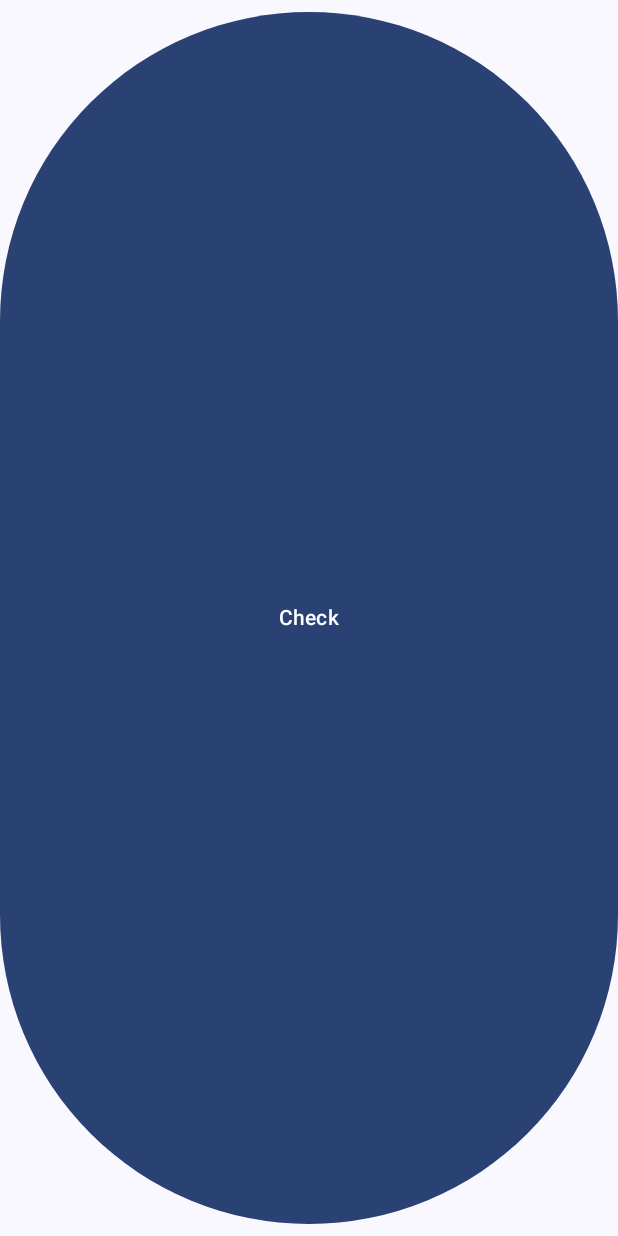
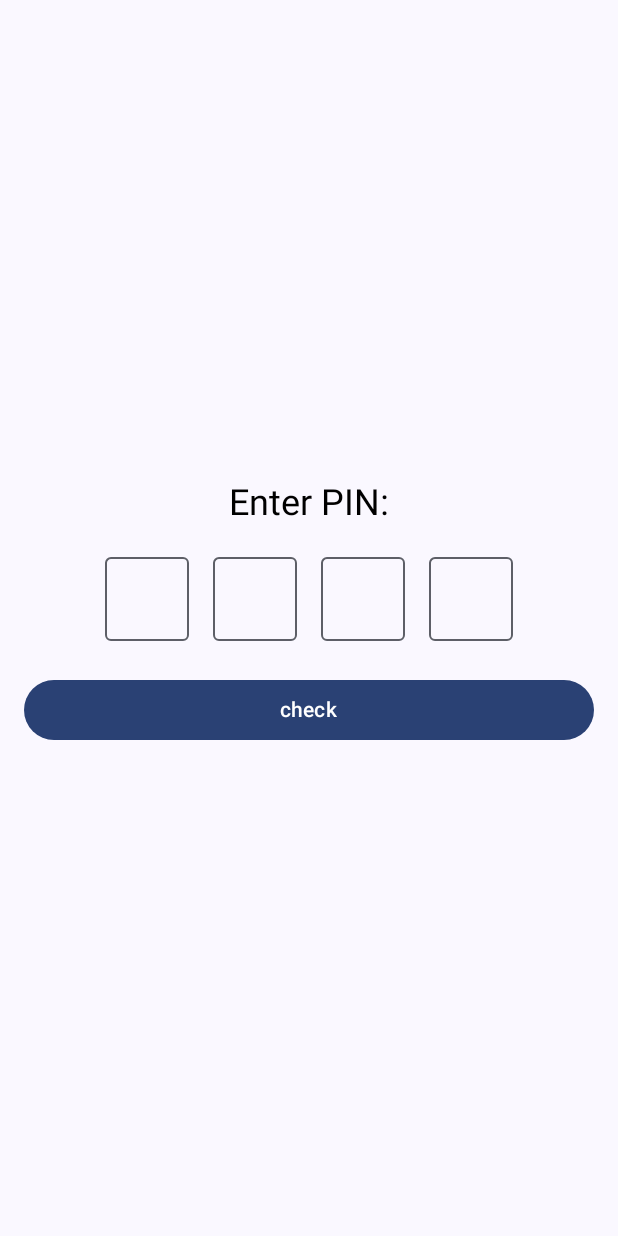
Before and after one commit to omniaharby/Chat-App, an Android app built with Jetpack Compose: the PinVerificationScreen screen opened through its navigation route, on a phone screen of 412 x 824 dp. Run offline under Robolectric (Android 15) with nearby library versions, the phone set to English and light mode, and no system bars; our stand-ins replace Dagger/Hilt's generated code.

Commit message:
add text input view

```diff
--- a/app/build.gradle.kts
+++ b/app/build.gradle.kts
@@ -2,6 +2,7 @@ plugins {
     kotlin("kapt")
     id("com.android.application")
     id("org.jetbrains.kotlin.android")
+    id("com.google.dagger.hilt.android")
 }
 
 android {
--- a/app/src/main/AndroidManifest.xml
+++ b/app/src/main/AndroidManifest.xml
@@ -1,10 +1,12 @@
 <?xml version="1.0" encoding="utf-8"?>
 <manifest xmlns:android="http://schemas.android.com/apk/res/android"
     xmlns:tools="http://schemas.android.com/tools">
+
     <uses-permission android:name="android.permission.ACCESS_NETWORK_STATE" />
     <uses-permission android:name="android.permission.INTERNET" />
 
     <application
+        android:name=".MainApplication"
         android:allowBackup="true"
         android:dataExtractionRules="@xml/data_extraction_rules"
         android:fullBackupContent="@xml/backup_rules"
--- a/app/src/main/java/com/example/chatapp/navigation/Navigation.kt
+++ b/app/src/main/java/com/example/chatapp/navigation/Navigation.kt
@@ -37,7 +37,7 @@ fun Navigation() {
         composable(
             route = Screen.Login.route
         ) {
-            LoginScreen(onGetPinAction = { navController.navigate("pinVerification") })
+            LoginScreen(onGetPinAction = { navController.navigate("PinVerification") })
         }
 
         composable(
--- a/app/src/main/java/com/example/chatapp/navigation/Screen.kt
+++ b/app/src/main/java/com/example/chatapp/navigation/Screen.kt
@@ -11,7 +11,7 @@ sealed class Screen(val route: String, val navArgs: List<NamedNavArgument> = emp
 
     data object Login : Screen(route = "Login")
 
-    data object PinVerification : Screen(route = "pinVerification")
+    data object PinVerification : Screen(route = "PinVerification")
     data object ChatScreen : Screen(
         route = "ChatScreen/{id}",
         navArgs = listOf(navArgument("id") {
--- a/app/src/main/java/com/example/chatapp/ui/chat/MessageBubble.kt
+++ b/app/src/main/java/com/example/chatapp/ui/chat/MessageBubble.kt
@@ -31,7 +31,7 @@ fun MessageBubble(
     val alignment = remember { getMessageAlignment(message) }
     val backgroundColor = getBackgroundColor(alignment)
     val textColor = getTextColor(alignment)
-    val cornerShape = getCornerShape(alignment, isSameSender)
+    val cornerShape = remember { getCornerShape(alignment, isSameSender) }
     val paddingValues = PaddingValues(8.dp, if (isSameSender) 0.dp else 8.dp, 8.dp, 4.dp)
 
     Row(
@@ -115,7 +115,7 @@ fun getCornerShape(
     alignment: MessageAlignment,
     isSameSender: Boolean
 ): Shape {
-    return if (isSameSender) RoundedCornerShape(16.dp)
+    return if (isSameSender) RoundedCornerShape(10.dp)
     else getCornerShape(alignment)
 }
 
--- a/app/src/main/java/com/example/chatapp/ui/login/PinVerificationScreen.kt
+++ b/app/src/main/java/com/example/chatapp/ui/login/PinVerificationScreen.kt
@@ -1,22 +1,106 @@
+import androidx.compose.foundation.layout.Arrangement
+import androidx.compose.foundation.layout.Column
+import androidx.compose.foundation.layout.Row
+import androidx.compose.foundation.layout.Spacer
+import androidx.compose.foundation.layout.fillMaxSize
 import androidx.compose.foundation.layout.fillMaxWidth
+import androidx.compose.foundation.layout.height
 import androidx.compose.foundation.layout.padding
+import androidx.compose.foundation.layout.width
+import androidx.compose.foundation.text.KeyboardActions
+import androidx.compose.foundation.text.KeyboardOptions
 import androidx.compose.material3.Button
+import androidx.compose.material3.MaterialTheme
+import androidx.compose.material3.OutlinedTextField
 import androidx.compose.material3.Text
 import androidx.compose.runtime.Composable
+import androidx.compose.runtime.getValue
+import androidx.compose.runtime.mutableStateOf
+import androidx.compose.runtime.remember
+import androidx.compose.runtime.setValue
+import androidx.compose.ui.Alignment
 import androidx.compose.ui.Modifier
+import androidx.compose.ui.graphics.Color
+import androidx.compose.ui.text.input.ImeAction
+import androidx.compose.ui.text.input.KeyboardType
 import androidx.compose.ui.unit.dp
 
 @Composable
 fun PinVerificationScreen(
-    onPinEntered: (String) -> Unit,
+    onPinEntered: (String) -> Unit
 ) {
+    var pin by remember { mutableStateOf("") }
 
-    Button(
-        onClick = { onPinEntered("") },
+    Column(
         modifier = Modifier
-            .fillMaxWidth()
-            .padding(vertical = 8.dp)
+            .fillMaxSize()
+            .padding(16.dp),
+        verticalArrangement = Arrangement.Center,
+        horizontalAlignment = Alignment.CenterHorizontally
     ) {
-        Text("Check")
+        Text(
+            text = "Enter PIN:",
+            style = MaterialTheme.typography.headlineSmall,
+            color = Color.Black,
+            modifier = Modifier.padding(bottom = 16.dp)
+        )
+
+        Row(
+            horizontalArrangement = Arrangement.spacedBy(8.dp)
+        ) {
+            repeat(4) { index ->
+                PinDigitBox(
+                    digit = pin.getOrNull(index) ?: ' ',
+                    onDigitEntered = { digit ->
+                        if (digit.isDigit()) {
+                            pin = pin.take(index) + digit + pin.drop(index + 1)
+                            if (index == 5) {
+                                onPinEntered(pin)
+                            }
+                        }
+                    }
+                )
+            }
+        }
+        Spacer(Modifier.height(10.dp))
+        Button(
+            onClick = { onPinEntered("") },
+            modifier = Modifier
+                .fillMaxWidth()
+                .padding(vertical = 8.dp)
+        ) {
+            Text("check")
+        }
     }
+
 }
+
+@Composable
+fun PinDigitBox(
+    digit: Char,
+    onDigitEntered: (Char) -> Unit
+) {
+    OutlinedTextField(
+        value = digit.toString(),
+        onValueChange = { newValue ->
+            val newDigit = newValue.lastOrNull()
+            if (newDigit != null && newDigit.isDigit()) {
+                onDigitEntered(newDigit)
+            }
+        },
+        keyboardOptions = KeyboardOptions(
+            keyboardType = KeyboardType.Number,
+            imeAction = ImeAction.Next
+        ),
+        keyboardActions = KeyboardActions(
+            onNext = {
+                // Do nothing
+            }
+        ),
+        singleLine = true,
+        modifier = Modifier
+            .padding(4.dp)
+            .width(56.dp)
+            .height(56.dp)
+    )
+}
--- a/build.gradle.kts
+++ b/build.gradle.kts
@@ -2,4 +2,5 @@
 plugins {
     id("com.android.application") version "8.2.1" apply false
     id("org.jetbrains.kotlin.android") version "1.9.0" apply false
+    id("com.google.dagger.hilt.android") version "2.50" apply false
 }
```
Also changed, not shown: app/src/main/java/com/example/chatapp/datasource/FakeData.kt (+20 -10 lines), app/src/main/java/com/example/chatapp/ui/chat/ChatScreen.kt (+6 -1 lines), app/src/main/java/com/example/chatapp/ui/chat/MessagesList.kt (+11 -6 lines), app/src/main/java/com/example/chatapp/ui/components/InputWithSendIcon.kt (added, +94 -0 lines).
